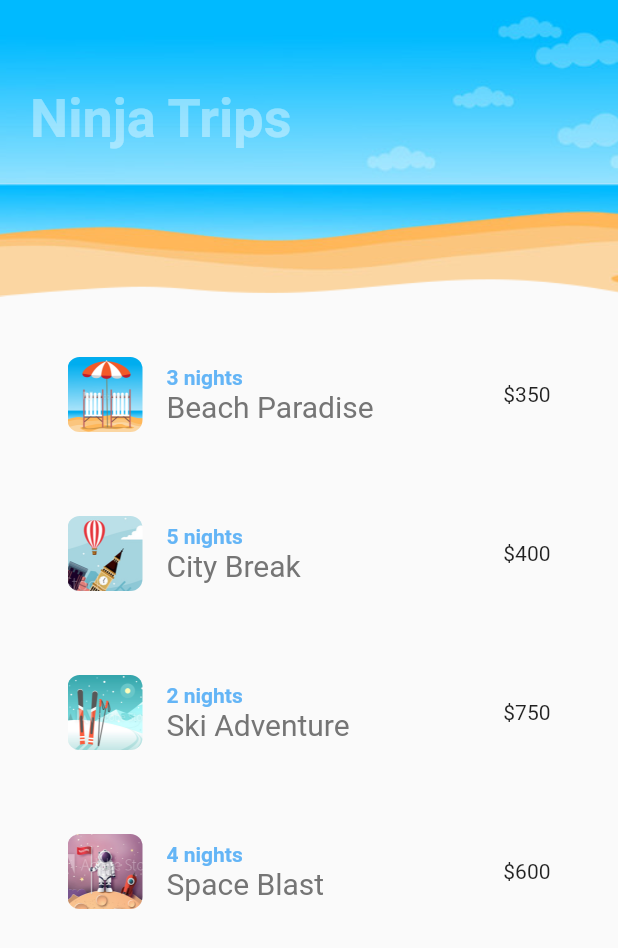
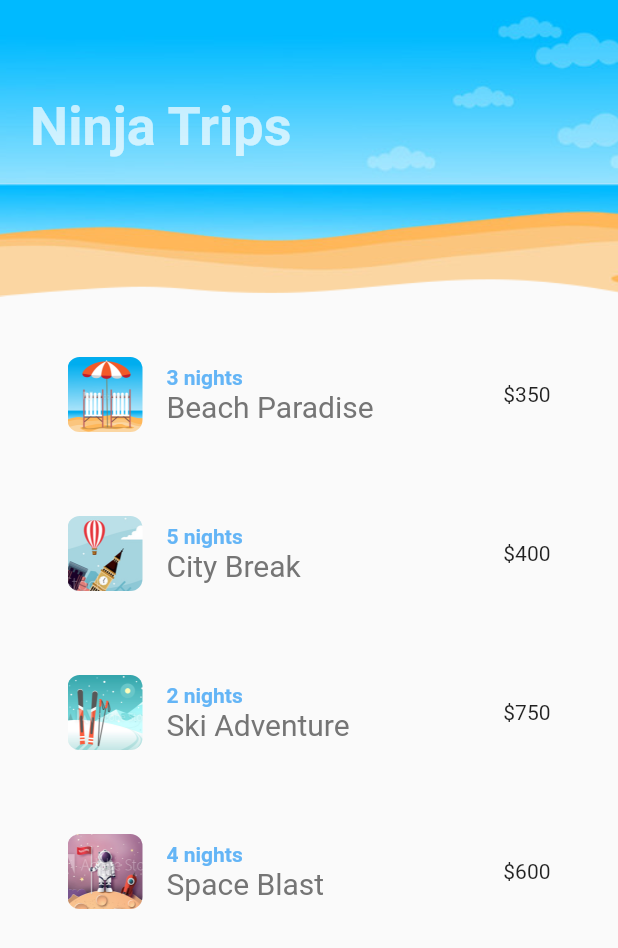
Before and after one commit to AvinashMahanthi/Flutter_animations-NetNinja-, a Flutter app: the first screen one second after launch, on a phone screen of 412 x 824 dp. Shown: the top 948 px of the screen. Run offline on Flutter 3.47's test engine with Material 2 defaults, Android fonts, the phone set to English and light mode, and no system bars; missing offline and left inert: lipsum.

```diff
--- a/lib/shared/screenTitle.dart
+++ b/lib/shared/screenTitle.dart
@@ -17,7 +17,8 @@ class ScreenTitle extends StatelessWidget {
           ),
         ),
         tween: Tween<double>(begin: 0, end: 1.0),
-        duration: Duration(seconds: 2),
+        duration: Duration(seconds: 1),
+        curve: Curves.easeIn,
         builder: (BuildContext context, double _var, Widget child) {
           return Opacity(
             opacity: _var,
--- a/lib/shared/tripList.dart
+++ b/lib/shared/tripList.dart
@@ -9,12 +9,14 @@ class TripList extends StatefulWidget {
 
 class _TripListState extends State<TripList> {
   List<Widget> _tripTiles = [];
-  final GlobalKey _listKey = GlobalKey();
+  final GlobalKey<AnimatedListState> _listKey = GlobalKey<AnimatedListState>();
 
   @override
   void initState() {
     super.initState();
-    _addTrips();
+    WidgetsBinding.instance.addPostFrameCallback((_) {
+      _addTrips();
+    });
   }
 
   void _addTrips() {
@@ -29,6 +31,7 @@ class _TripListState extends State<TripList> {
 
     _trips.forEach((Trip trip) {
       _tripTiles.add(_buildTile(trip));
+      _listKey.currentState.insertItem(_tripTiles.length - 1);
     });
   }
 
@@ -65,13 +68,18 @@ class _TripListState extends State<TripList> {
     );
   }
 
+  Tween<Offset> _offset = Tween(begin: Offset(1, 0), end: Offset(0, 0));
+
   @override
   Widget build(BuildContext context) {
-    return ListView.builder(
+    return AnimatedList(
         key: _listKey,
-        itemCount: _tripTiles.length,
-        itemBuilder: (context, index) {
-          return _tripTiles[index];
+        initialItemCount: _tripTiles.length,
+        itemBuilder: (context, index, animation) {
+          return SlideTransition(
+            child: _tripTiles[index],
+            position: animation.drive(_offset),
+          );
         });
   }
 }
```
Also changed, not shown: lib/shared/heart.dart (+6 -3 lines).
